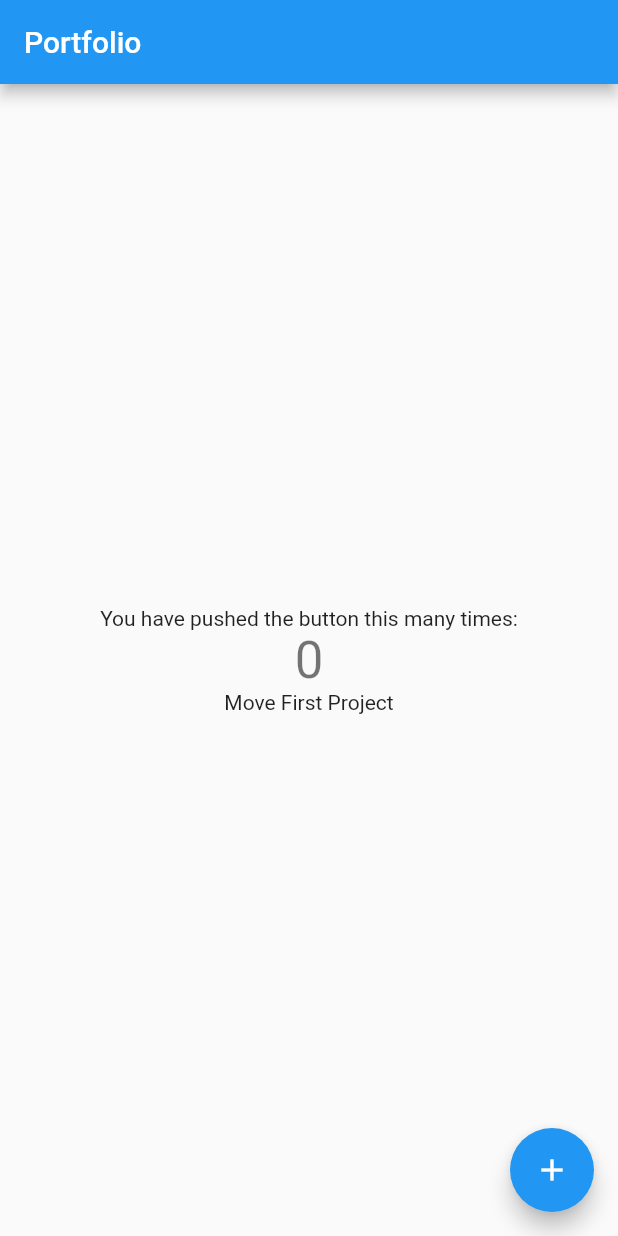
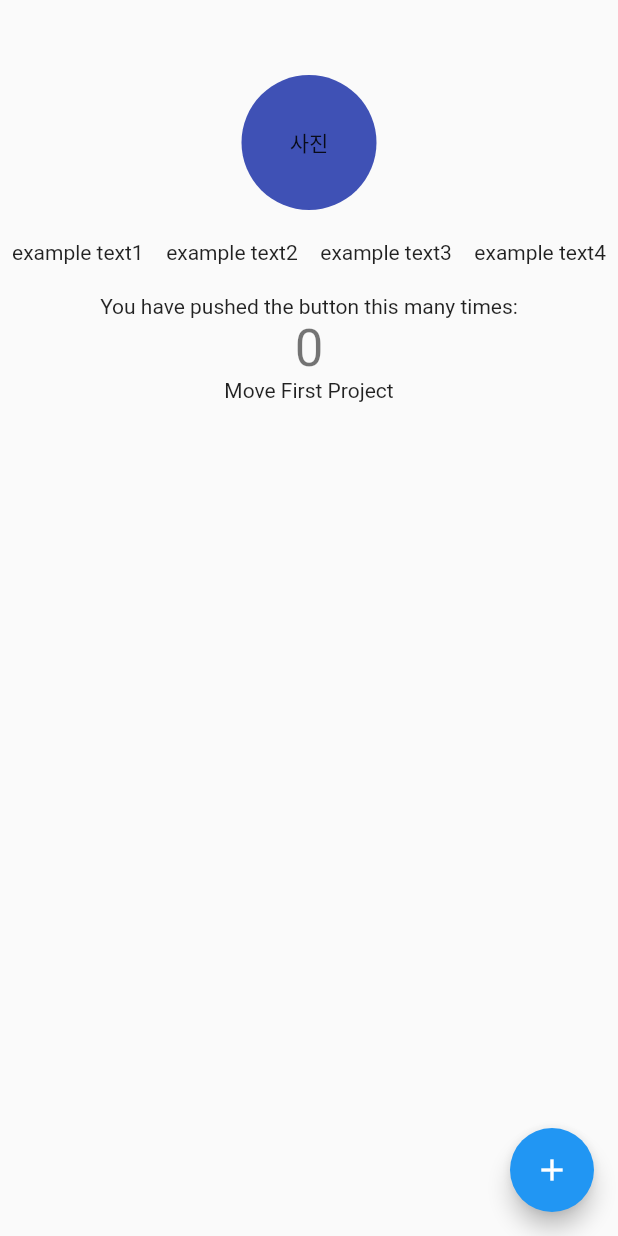
Before and after one commit to hsd2747/portfolio, a Flutter app: the screen it shows after launch, on a phone screen of 412 x 824 dp. Run offline on Flutter 3.47's test engine with Material 2 defaults, Android fonts, the phone set to English and light mode, and no system bars.

```diff
--- /dev/null
+++ b/lib/components/sequence_animation.dart
@@ -0,0 +1,89 @@
+import 'package:flutter/material.dart';
+
+enum AnimationAxis {
+  left,
+  top,
+  right,
+  bottom,
+}
+
+class SequenceAnimation extends StatefulWidget {
+  final double startInterval;
+  final double endInterval;
+  final AnimationController controller;
+  final Widget child;
+  final AnimationAxis axis;
+
+  SequenceAnimation({
+    @required this.startInterval,
+    @required this.endInterval,
+    @required this.controller,
+    @required this.child,
+    this.axis = AnimationAxis.bottom,
+  });
+
+  @override
+  _SequenceAnimationState createState() => _SequenceAnimationState();
+}
+
+class _SequenceAnimationState extends State<SequenceAnimation> {
+  Animation<double> opacity;
+  Animation<double> moveTo;
+
+  @override
+  void initState() {
+    opacity = Tween<double>(
+      begin: 0.0,
+      end: 1.0,
+    ).animate(
+      CurvedAnimation(
+        parent: widget.controller,
+        curve: Interval(
+          widget.startInterval,
+          widget.endInterval,
+          curve: Curves.ease,
+        ),
+      ),
+    );
+
+    moveTo = Tween<double>(
+      begin:
+          widget.axis == AnimationAxis.top || widget.axis == AnimationAxis.left
+              ? -50
+              : 50,
+      end: 0,
+    ).animate(
+      CurvedAnimation(
+        parent: widget.controller,
+        curve: Interval(
+          widget.startInterval,
+          widget.endInterval,
+          curve: Curves.ease,
+        ),
+      ),
+    );
+
+    super.initState();
+  }
+
+  @override
+  Widget build(BuildContext context) {
+    return Opacity(
+      opacity: opacity.value,
+      child: Transform(
+        transform: Matrix4.translationValues(
+          widget.axis == AnimationAxis.left ||
+                  widget.axis == AnimationAxis.right
+              ? moveTo.value
+              : 0,
+          widget.axis == AnimationAxis.top ||
+                  widget.axis == AnimationAxis.bottom
+              ? moveTo.value
+              : 0,
+          0,
+        ),
+        child: widget.child,
+      ),
+    );
+  }
+}
--- a/lib/main.dart
+++ b/lib/main.dart
@@ -5,6 +5,8 @@ import 'navigator/route_parser.dart';
 import 'navigator/router.dart';
 
 import 'views/first_project.dart';
+
+import 'components/sequence_animation.dart';
 
 void main() {
   runApp(MyApp());
@@ -35,25 +37,72 @@ class MainPage extends StatefulWidget {
   _MainPageState createState() => _MainPageState();
 }
 
-class _MainPageState extends State<MainPage> {
+class _MainPageState extends State<MainPage>
+    with SingleTickerProviderStateMixin {
+  AnimationController _controller;
   int _counter = 0;
 
-  void _incrementCounter() {
-    setState(() {
-      _counter++;
+  @override
+  void initState() {
+    _controller = AnimationController(
+      vsync: this,
+      duration: Duration(
+        seconds: 7,
+      ),
+    );
+
+    WidgetsBinding.instance.addPostFrameCallback((timeStamp) {
+      _controller.forward();
     });
+
+    super.initState();
   }
 
   @override
   Widget build(BuildContext context) {
     return Scaffold(
-      appBar: AppBar(
-        title: Text('Portfolio'),
+      body: AnimatedBuilder(
+        animation: _controller,
+        builder: (context, child) {
+          return Column(
+            mainAxisAlignment: MainAxisAlignment.start,
+            children: <Widget>[
+              SequenceAnimation(
+                controller: _controller,
+                startInterval: 0.0,
+                endInterval: 0.100,
+                axis: AnimationAxis.right,
+                child: Container(
+                  width: 90,
+                  height: 90,
+                  margin: EdgeInsets.fromLTRB(0, 50, 0, 20),
+                  decoration: BoxDecoration(
+                    borderRadius: BorderRadius.circular(45.0),
+                    color: Colors.indigo,
                   ),
-      body: Center(
-        child: Column(
+                  child: Center(
+                    child: Text('사진'),
+                  ),
+                ),
+              ),
+              SequenceAnimation(
+                controller: _controller,
+                startInterval: 0.100,
+                endInterval: 0.200,
+                child: Row(
                   mainAxisAlignment: MainAxisAlignment.center,
-          children: <Widget>[
+                  children: [
+                    Text('example text1'),
+                    SizedBox(width: 15),
+                    Text('example text2'),
+                    SizedBox(width: 15),
+                    Text('example text3'),
+                    SizedBox(width: 15),
+                    Text('example text4'),
+                  ],
+                ),
+              ),
+              SizedBox(height: 20),
               Text(
                 'You have pushed the button this many times:',
               ),
@@ -75,7 +124,8 @@ class _MainPageState extends State<MainPage> {
                 },
               ),
             ],
-        ),
+          );
+        },
       ),
       floatingActionButton: FloatingActionButton(
         onPressed: _incrementCounter,
@@ -84,4 +134,10 @@ class _MainPageState extends State<MainPage> {
       ),
     );
   }
+
+  void _incrementCounter() {
+    setState(() {
+      _counter++;
+    });
   }
+}
```
Lines whose indentation alone changed are shown as unchanged.
